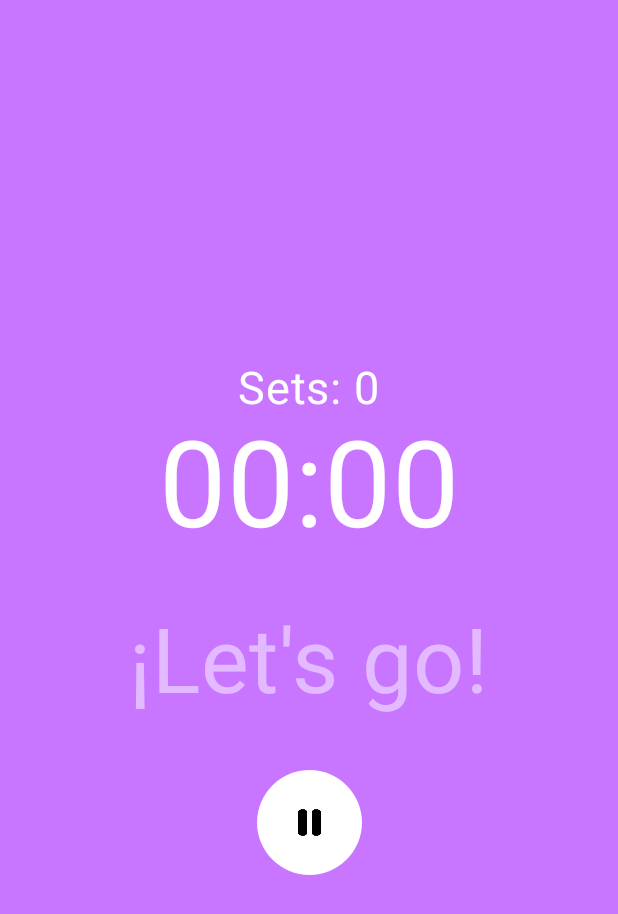
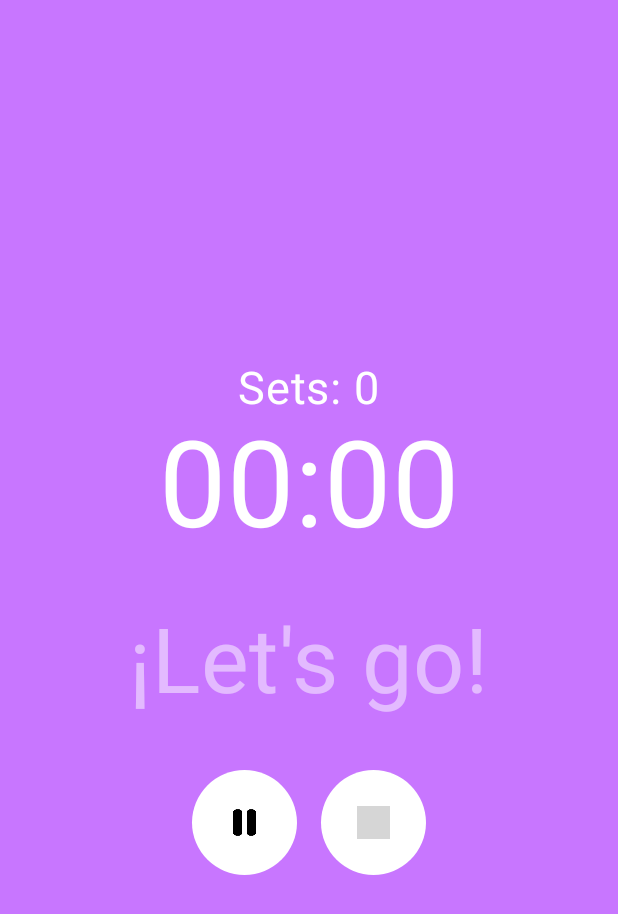
Before and after one commit to SamuelRiveira/hiittimer, an Android app built with Jetpack Compose: the composable Work shown on its own in the app's theme, on a phone screen of 412 x 824 dp. Shown: the top 914 px of the screen. Run offline under Robolectric (Android 15) with nearby library versions, the phone set to English and light mode, and no system bars; grey boxes are pictures that could not be loaded.

Commit message:
Añadido boton de reset al la pantall "Work"

```diff
--- a/app/src/main/java/dev/samu/hiittimer/MainActivity.kt
+++ b/app/src/main/java/dev/samu/hiittimer/MainActivity.kt
@@ -14,6 +14,7 @@ import androidx.compose.foundation.clickable
 import androidx.compose.foundation.layout.Arrangement
 import androidx.compose.foundation.layout.Column
 import androidx.compose.foundation.layout.Row
+import androidx.compose.foundation.layout.Spacer
 import androidx.compose.foundation.layout.fillMaxSize
 import androidx.compose.foundation.layout.fillMaxWidth
 import androidx.compose.foundation.layout.height
@@ -545,27 +546,32 @@ fun Work(
                 .padding(36.dp)
                 .graphicsLayer(alpha = 0.5f)
         )
-        Button(
-            onClick = {
-                miCounterDown.toggle()
+        Row {
+            Button(
+                onClick = {
+                    miCounterDown.toggle()
+                    currentIcon =
+                        if (currentIcon == R.drawable.button_start) R.drawable.button_pause else R.drawable.button_start
+                },
+                shape = CircleShape,
+                colors = ButtonDefaults.buttonColors(Color.White),
+                modifier = Modifier.size(70.dp)
+            ) {
+                Image(painter = painterResource(currentIcon), contentDescription = null)
+            }
+            Spacer(modifier = Modifier.size(16.dp))
+            // Botón de reset
+            Button(
+                onClick = {
+                    miCounterDown.reset() // Llama al método reset
+                },
+                modifier = Modifier.size(70.dp),
+                shape = CircleShape,
+                colors = ButtonDefaults.buttonColors(Color.White),
 
-                if (currentIcon == R.drawable.button_start) {
-                    currentIcon = R.drawable.button_pause
-                } else {
-                    currentIcon = R.drawable.button_start
-                }
-            },
-            shape = CircleShape,
-            colors = ButtonDefaults.buttonColors(
-                Color.White
-            ),
-            modifier = Modifier
-                .size(70.dp)
-        ) {
-            Image(
-                painter = painterResource(currentIcon),
-                contentDescription = null
-            )
+                ) {
+                Image(painter = painterResource(R.drawable.button_reset), contentDescription = null)
+            }
         }
     }
 }
```
